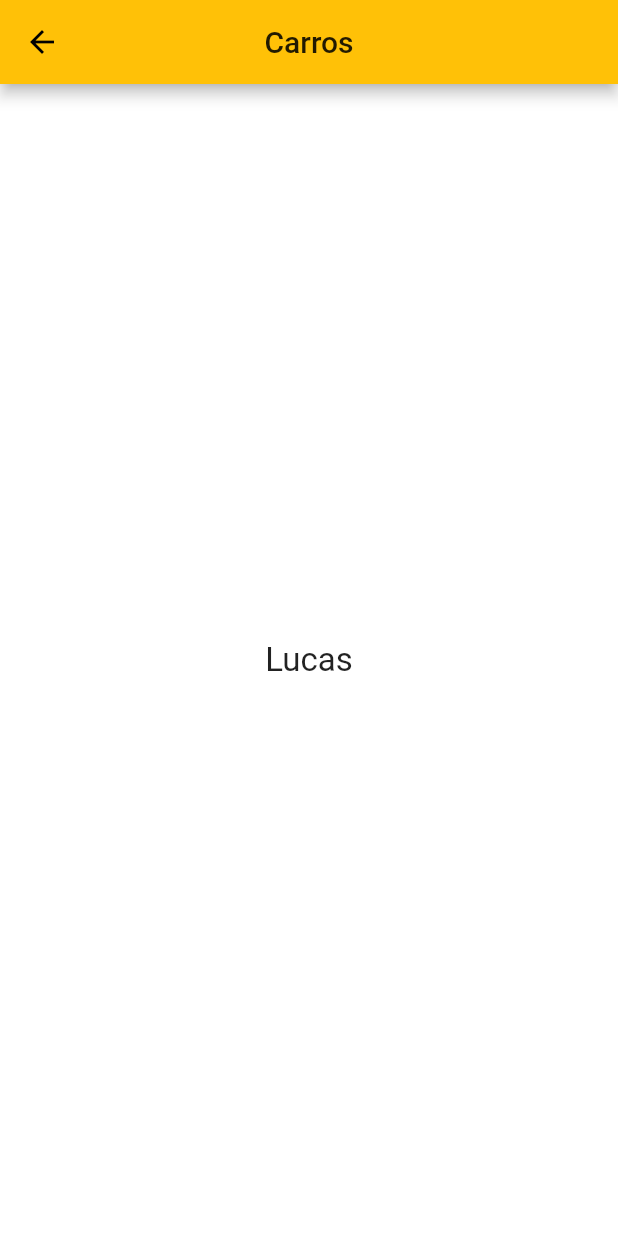
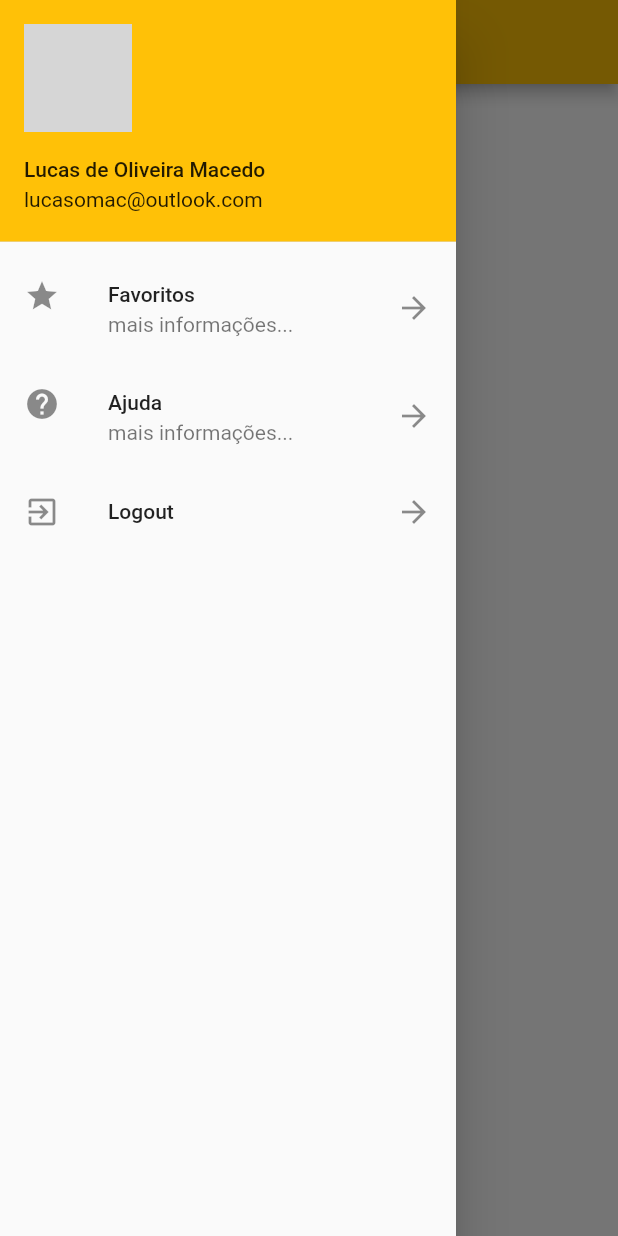
Before and after one commit to lucasomac/Carros, a Flutter app: the HomePage screen opened directly, with the side drawer open (before the commit the screen has no drawer), on a phone screen of 412 x 824 dp. Run offline on Flutter 3.47's test engine with Material 2 defaults, Android fonts, the phone set to English and light mode, and no system bars; network calls fail; grey boxes are pictures that could not be loaded.

Commit message:
Logout encerrado

```diff
--- /dev/null
+++ b/lib/drawer_list.dart
@@ -0,0 +1,56 @@
+import 'package:Carros/pages/login_page.dart';
+import 'package:Carros/utils/nav.dart';
+import 'package:flutter/material.dart';
+
+class DrawerList extends StatelessWidget {
+  @override
+  Widget build(BuildContext context) {
+    return SafeArea(
+      child: Drawer(
+        child: ListView(
+          children: <Widget>[
+            UserAccountsDrawerHeader(
+              accountName: Text("Lucas de Oliveira Macedo"),
+              accountEmail: Text("lucasomac@outlook.com"),
+              currentAccountPicture: CircleAvatar(
+                backgroundImage: NetworkImage(
+                    "https://encrypted-tbn0.gstatic.com/images?q=tbn:ANd9GcQqP85ZnOcRSCX3nlYdkCvSxhSuZs0bLt1He8EvGr5ne8c7mTqW"),
+              ),
+            ),
+            ListTile(
+              leading: Icon(Icons.star),
+              title: Text("Favoritos"),
+              subtitle: Text("mais informações..."),
+              trailing: Icon(Icons.arrow_forward),
+              onTap: () {
+                print("Item 1");
+                Navigator.pop(context);
+              },
+            ),
+            ListTile(
+              leading: Icon(Icons.help),
+              title: Text("Ajuda"),
+              subtitle: Text("mais informações..."),
+              trailing: Icon(Icons.arrow_forward),
+              onTap: () {
+                print("Item 1");
+                Navigator.pop(context);
+              },
+            ),
+            ListTile(
+              leading: Icon(Icons.exit_to_app),
+              title: Text("Logout"),
+              trailing: Icon(Icons.arrow_forward),
+              onTap: () => _onClickLogout(context),
+            ),
+          ],
+        ),
+      ),
+    );
+  }
+
+  _onClickLogout(BuildContext context) {
+    Navigator.pop(context);
+    push(context, LoginPage(), replace: true);
+  }
+}
--- a/lib/pages/home_page.dart
+++ b/lib/pages/home_page.dart
@@ -1,3 +1,4 @@
+import 'package:Carros/drawer_list.dart';
 import 'package:flutter/material.dart';
 
 class HomePage extends StatelessWidget {
@@ -9,12 +10,14 @@ class HomePage extends StatelessWidget {
         centerTitle: true,
       ),
       body: _body(),
+      drawer: DrawerList(),
     );
   }
 
   _body() {
     return Center(
-      child: Text("Lucas",
+      child: Text(
+        "Lucas",
         style: TextStyle(
           fontSize: 22,
         ),
--- a/lib/pages/login_page.dart
+++ b/lib/pages/login_page.dart
@@ -1,5 +1,6 @@
 import 'package:Carros/pages/api_response.dart';
 import 'package:Carros/pages/login_api.dart';
+import 'package:Carros/pages/usuario.dart';
 import 'package:Carros/utils/alert.dart';
 import 'package:Carros/utils/nav.dart';
 import 'package:Carros/widgets/AppButton.dart';
@@ -88,8 +89,9 @@ class _LoginPageState extends State<LoginPage> {
     });
     ApiResponse response = await LoginApi.login(login, senha);
     if (response.ok) {
-//      Usuario user = response.result;
-      push(context, HomePage());
+      Usuario user = response.result;
+      print("$user");
+      push(context, HomePage(), replace: true);
     } else {
       alert(context, response.msg);
     }
```
Also changed, not shown: lib/utils/nav.dart (+12 -5 lines).
